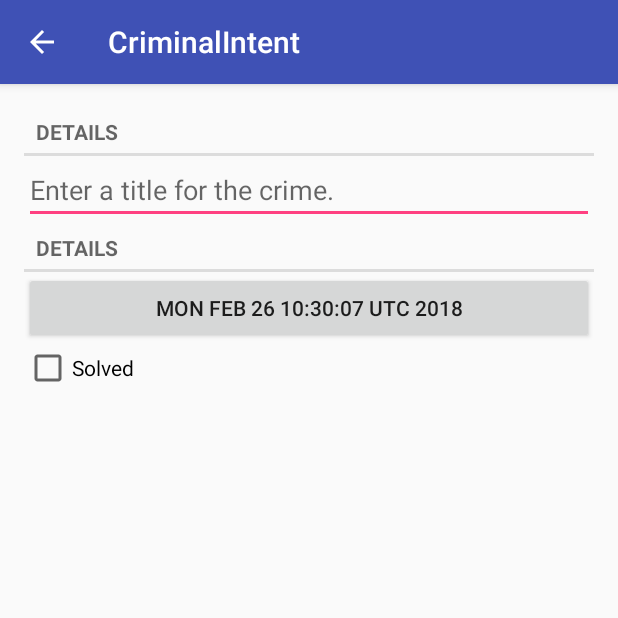
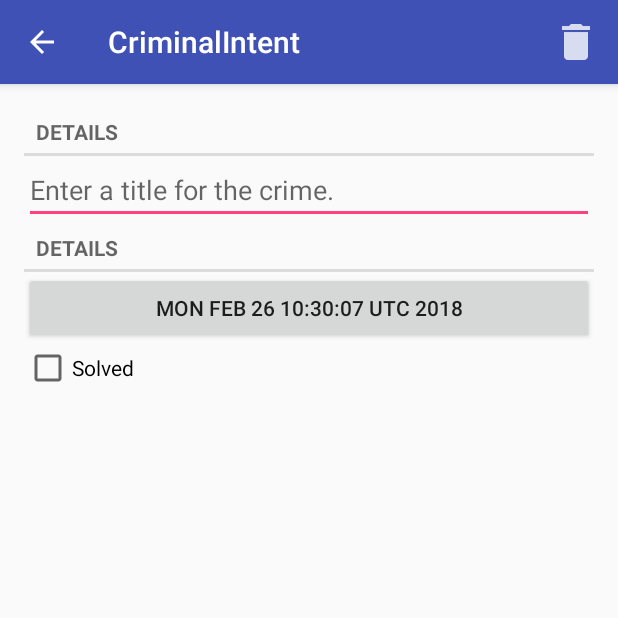
Before and after one commit to andreykoleber/CriminalIntent, an Android app: the screen it shows after launch (CrimePagerActivity), after a tap on an icon or button, on a phone screen of 412 x 824 dp, the top half of it. Run offline under Robolectric (Android 15) with nearby library versions, the phone set to English and light mode, and no system bars; 3 other taps on this screen came first.

Commit message:
added remove action bar

```diff
--- a/app/src/main/java/com/bigderanch/android/criminalintent/CrimeFragment.java
+++ b/app/src/main/java/com/bigderanch/android/criminalintent/CrimeFragment.java
@@ -10,6 +10,9 @@ import android.support.v4.app.FragmentManager;
 import android.text.Editable;
 import android.text.TextWatcher;
 import android.view.LayoutInflater;
+import android.view.Menu;
+import android.view.MenuInflater;
+import android.view.MenuItem;
 import android.view.View;
 import android.view.ViewGroup;
 import android.widget.Button;
@@ -18,15 +21,19 @@ import android.widget.CompoundButton;
 import android.widget.EditText;
 import android.text.format.DateFormat;
 
+import java.io.Serializable;
 import java.util.Date;
 import java.util.List;
 import java.util.UUID;
+import java.util.zip.Inflater;
 
 import static android.widget.CompoundButton.*;
 
 public class CrimeFragment extends Fragment {
     private static final String DIALOG_DATE = "DialogDate";
     private static final String ARG_CRIME_ID = "crime_id";
+    private static final String DELETED_CRIME_ID = "deleted_crime_id";
+    private static final int CRIME_DELETED = 100;
     private static final String CHANGED_CRIME_ID = "changed_crime_id";
     private static final int REQUEST_DATE = 0;
 
@@ -60,8 +67,28 @@ public class CrimeFragment extends Fragment {
     }
 
     @Override
+    public void onCreateOptionsMenu(Menu menu, MenuInflater inflater) {
+        super.onCreateOptionsMenu(menu, inflater);
+        inflater.inflate(R.menu.fragment_crime, menu);
+    }
+
+    @Override
+    public boolean onOptionsItemSelected(MenuItem item) {
+        switch (item.getItemId()) {
+            case R.id.remove_crime:
+                CrimeLab.get(getActivity()).deleteCrime(mCrime);
+                getActivity().finish();
+                return true;
+        default:
+            return super.onOptionsItemSelected(item);
+        }
+
+    }
+
+    @Override
     public void onCreate(@Nullable Bundle savedInstanceState) {
         super.onCreate(savedInstanceState);
+        setHasOptionsMenu(true);
         UUID crimeId = (UUID) getArguments().getSerializable(ARG_CRIME_ID);
         mCrime = CrimeLab.get(getActivity()).getCrime(crimeId);
     }
--- a/app/src/main/java/com/bigderanch/android/criminalintent/CrimeLab.java
+++ b/app/src/main/java/com/bigderanch/android/criminalintent/CrimeLab.java
@@ -30,6 +30,10 @@ public class CrimeLab {
         mCrimes.add(crime);
     }
 
+    public void deleteCrime(Crime crime) {
+        mCrimes.remove(crime);
+    }
+
     public List<Crime> getCrimes() {
         return mCrimes;
     }
@@ -42,4 +46,6 @@ public class CrimeLab {
         }
         return null;
     }
+
+
 }
--- a/app/src/main/java/com/bigderanch/android/criminalintent/CrimeListFragment.java
+++ b/app/src/main/java/com/bigderanch/android/criminalintent/CrimeListFragment.java
@@ -1,5 +1,6 @@
 package com.bigderanch.android.criminalintent;
 
+import android.app.Activity;
 import android.content.Intent;
 import android.os.Bundle;
 import android.support.annotation.Nullable;
@@ -22,10 +23,9 @@ import java.util.List;
 public class CrimeListFragment extends Fragment {
 
     private static final String SAVED_SUBTITLE_VISIBLE = "subtitle";
+    private static final int CRIME_DELETED = 100;
     private RecyclerView mCrimeRecyclerView;
     private CrimeAdapter mAdapter;
-    private static final int REQUEST_CRIME = 1;
-    private static final String CHANGED_CRIME_ID = "changed_crime_id";
     private boolean mSubtitleVisible;
 
     public static CrimeListFragment newInstance() {
@@ -36,9 +36,6 @@ public class CrimeListFragment extends Fragment {
     @Override
     public View onCreateView(LayoutInflater inflater, @Nullable ViewGroup container, @Nullable Bundle savedInstanceState) {
         View view = inflater.inflate(R.layout.fragment_crime_list, container, false);
-
-
-
         mCrimeRecyclerView = view.findViewById(R.id.crime_recycler_view);
         mCrimeRecyclerView.setLayoutManager(new LinearLayoutManager(getActivity()));
 
@@ -67,6 +64,7 @@ public class CrimeListFragment extends Fragment {
         outState.putBoolean(SAVED_SUBTITLE_VISIBLE, mSubtitleVisible);
     }
 
+
     private void updateUi() {
         CrimeLab crimeLab = CrimeLab.get(getActivity());
         List<Crime> crimes = crimeLab.getCrimes();
@@ -91,7 +89,7 @@ public class CrimeListFragment extends Fragment {
         activity.getSupportActionBar().setSubtitle(subtitle);
     }
 
-    private class CrimeHolder extends RecyclerView.ViewHolder implements View.OnClickListener{
+    private class CrimeHolder extends RecyclerView.ViewHolder implements View.OnClickListener {
         private TextView mTitleTextView;
         private TextView mDateTextView;
         private Crime mCrime;
@@ -115,7 +113,7 @@ public class CrimeListFragment extends Fragment {
         @Override
         public void onClick(View view) {
             Intent intent = CrimePagerActivity.newIntent(getActivity(), mCrime.getId());
-            startActivity(intent);
+            startActivityForResult(intent, CRIME_DELETED);
         }
     }
 
@@ -146,14 +144,15 @@ public class CrimeListFragment extends Fragment {
                 getActivity().invalidateOptionsMenu();
                 updateSubtitle();
                 return true;
-                default:
-                    return super.onOptionsItemSelected(item);
+            default:
+                return super.onOptionsItemSelected(item);
         }
     }
 
     private class CrimeAdapter extends RecyclerView.Adapter<CrimeHolder> {
 
         private List<Crime> mCrimes;
+
         CrimeAdapter(List<Crime> crimes) {
             mCrimes = crimes;
         }
--- /dev/null
+++ b/app/src/main/res/menu/fragment_crime.xml
@@ -0,0 +1,9 @@
+<?xml version="1.0" encoding="utf-8"?>
+<menu xmlns:android="http://schemas.android.com/apk/res/android"
+    xmlns:app="http://schemas.android.com/apk/res-auto">
+    <item
+        android:id="@+id/remove_crime"
+        android:icon="@drawable/ic_action_delete"
+        android:title="@string/delete_crime"
+        app:showAsAction="ifRoom|withText"/>
+</menu>
--- a/app/src/main/res/values/strings.xml
+++ b/app/src/main/res/values/strings.xml
@@ -6,6 +6,7 @@
     <string name="crime_solved_label">Solved</string>
     <string name="date_picker_title">Date of crime:</string>
     <string name="new_crime">New Crime</string>
+    <string name="delete_crime">Delete Crime</string>
     <string name="show_subtitle">Show subtitle</string>
     <string name="hide_subtitle">Hide subtitle</string>
     <string name="subtitle_format">%1$d crimes</string>
```
Also changed, not shown: app/src/main/res/drawable-hdpi/ic_action_delete.png (added), app/src/main/res/drawable-mdpi/ic_action_delete.png (added), app/src/main/res/drawable-xhdpi/ic_action_delete.png (added), app/src/main/res/drawable-xxhdpi/ic_action_delete.png (added).
